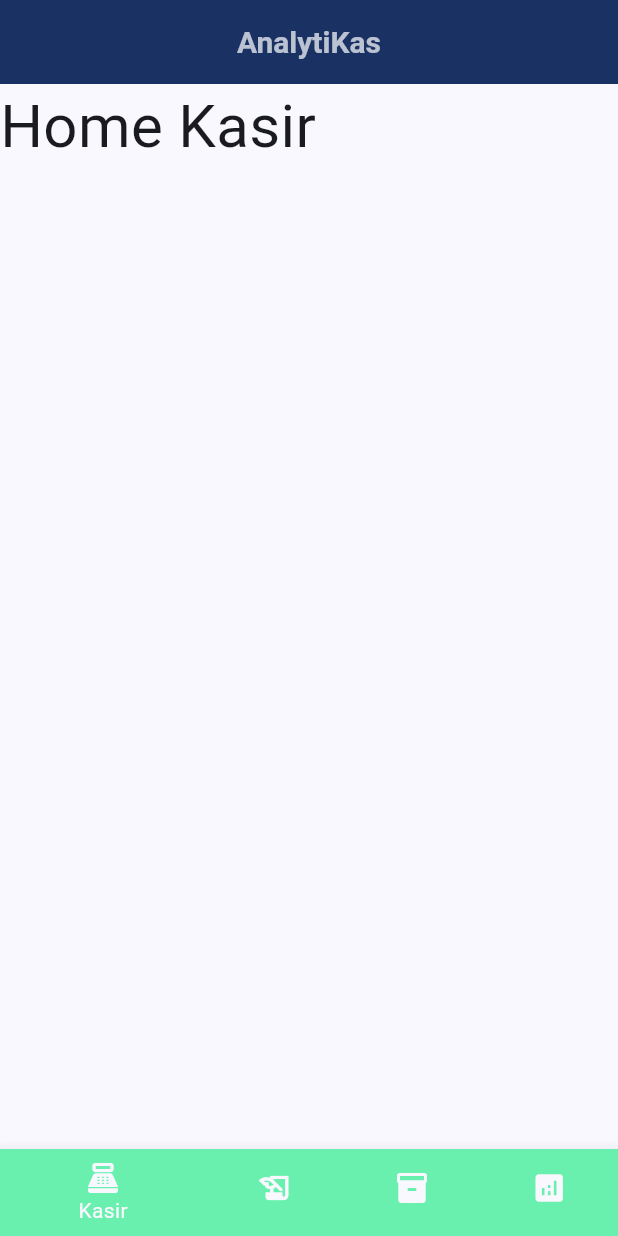
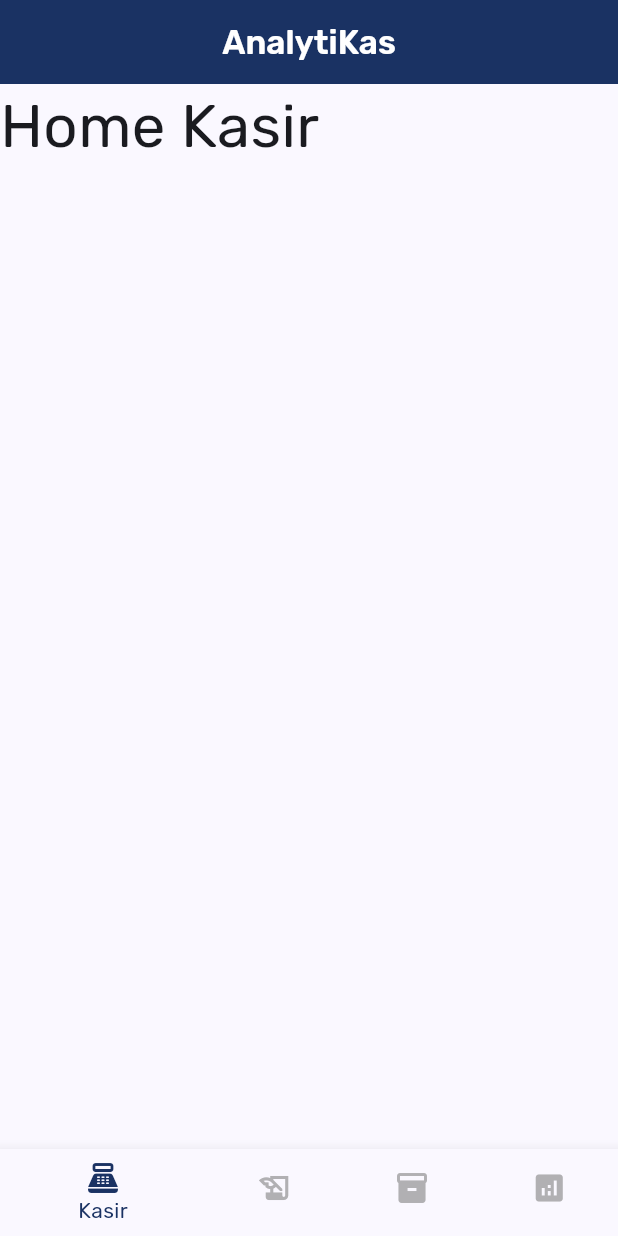
Before and after one commit to TitoPutraaa/AnalytiKas, a Flutter app: the screen it shows after launch, on a phone screen of 412 x 824 dp. Run offline on Flutter 3.47's test engine with Material 3 defaults, Android fonts, the phone set to English and light mode, and no system bars.

Commit message:
add font

```diff
--- a/anaytikas_frontend/lib/core/config/theme/app_color.dart
+++ b/anaytikas_frontend/lib/core/config/theme/app_color.dart
@@ -1,8 +1,9 @@
 import 'package:flutter/animation.dart';
 
 class AppColor {
-  static final primary = Color(0xff1A3263);
-  static final black = Color(0xff000000);
-  static final white = Color(0xffffffff);
-  static final gray = Color.fromRGBO(128, 128, 128, 1);
+  static const Color primary = Color(0xff1A3263);
+  static const Color black = Color(0xff000000);
+  static const Color white = Color(0xffffffff);
+  static const Color darkGray = Color(0xff3B3B3B);
+  static const Color lowGray = Color.fromRGBO(128, 128, 128, 0.6);
 }
--- a/anaytikas_frontend/lib/features/kasir/presentation/pages/homeKasir.dart
+++ b/anaytikas_frontend/lib/features/kasir/presentation/pages/homeKasir.dart
@@ -5,6 +5,10 @@ class Homekasir extends StatelessWidget {
 
   @override
   Widget build(BuildContext context) {
-    return Text("Home Kasir", style: TextStyle(fontSize: 40));
+    return Column(
+      children: [
+        Text("Home Kasir", style: TextStyle(fontSize: 40, fontFamily: 'Rubik')),
+      ],
+    );
   }
 }
--- a/anaytikas_frontend/lib/main.dart
+++ b/anaytikas_frontend/lib/main.dart
@@ -17,6 +17,7 @@ class MyApp extends StatelessWidget {
       title: 'Flutter Demo',
       theme: ThemeData(
         useMaterial3: true,
+        fontFamily: 'Rubik',
         colorScheme: ColorScheme.fromSeed(
           seedColor: AppColor.primary,
           brightness: Brightness.light,
--- a/anaytikas_frontend/lib/shared/widgets/main_sheel.dart
+++ b/anaytikas_frontend/lib/shared/widgets/main_sheel.dart
@@ -30,23 +30,24 @@ class _MainSheelState extends State<MainSheel> {
       appBar: AppBar(
         title: Text("AnalytiKas"),
         titleTextStyle: TextStyle(
-          color: Colors.white70,
-          fontSize: 20,
+          color: AppColor.white,
+          fontSize: 22,
           fontWeight: FontWeight.w600,
+          fontFamily: "Rubik",
         ),
         centerTitle: true,
-
         backgroundColor: AppColor.primary,
       ),
       body: IndexedStack(index: _currentPageIndex, children: _screen),
       bottomNavigationBar: BottomNavigationBar(
         currentIndex: _currentPageIndex,
+        selectedItemColor: AppColor.primary,
+        unselectedItemColor: AppColor.lowGray,
         onTap: (index) => setState(() => _currentPageIndex = index),
         items: const [
           BottomNavigationBarItem(
             icon: Icon(Icons.point_of_sale),
             label: "Kasir",
-            backgroundColor: Colors.greenAccent,
           ),
           BottomNavigationBarItem(
             icon: Icon(Icons.history_edu),
```
Also changed, not shown: anaytikas_frontend/pubspec.yaml (+6 -13 lines), anaytikas_frontend/lib/core/config/fonts/Rubik-Italic-VariableFont_wght.ttf (added), anaytikas_frontend/lib/core/config/fonts/Rubik-VariableFont_wght.ttf (added).
